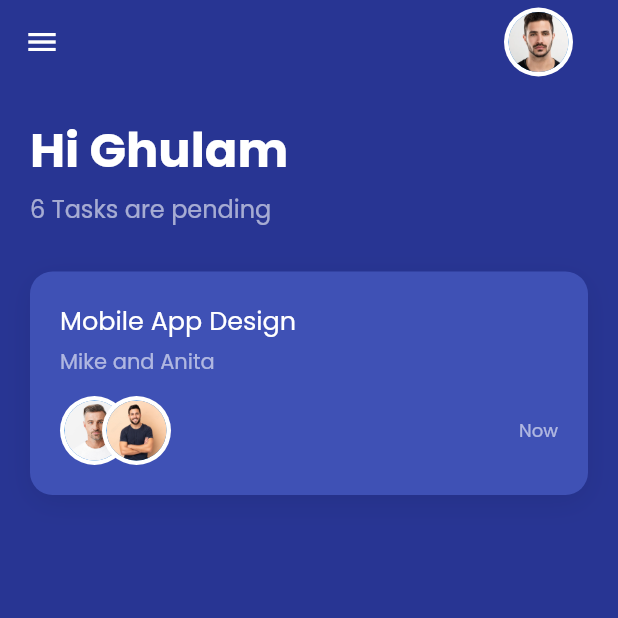
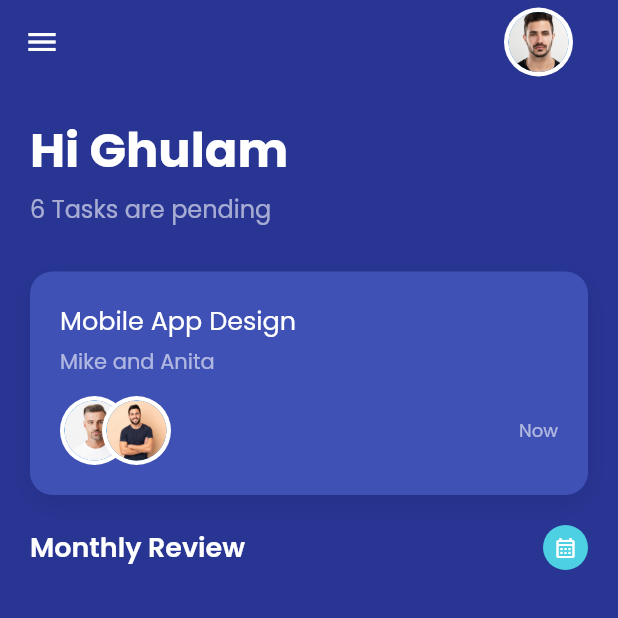
Before and after one commit to farhan-syah/flutter-training-18-Jul, a Flutter app: the HomeScreen screen opened directly, on a phone screen of 412 x 824 dp, the top half of it. Run offline on Flutter 3.47's test engine with Material 2 defaults, Android fonts, the phone set to English and light mode, and no system bars.

Commit message:
Add next row

```diff
--- a/lib/home.screen.dart
+++ b/lib/home.screen.dart
@@ -46,7 +46,48 @@ class HomeScreen extends StatelessWidget {
               style: TextStyle(fontSize: 16, color: textColor3),
             ),
             const SizedBox(height: 30),
+            const Container1(),
+            const SizedBox(height: 20),
+            Row(
+              children: [
+                Expanded(
+                  child: Text(
+                    'Monthly Review',
+                    style: TextStyle(
+                        color: textColor2,
+                        fontSize: 18,
+                        fontWeight: FontWeight.w600),
+                  ),
+                ),
                 Container(
+                  padding: const EdgeInsets.all(7),
+                  decoration: BoxDecoration(
+                    color: Colors.cyan.shade300,
+                    shape: BoxShape.circle,
+                  ),
+                  child: const Icon(
+                    Icons.calendar_month_outlined,
+                    size: 16,
+                    color: Colors.white,
+                  ),
+                )
+              ],
+            )
+          ],
+        ),
+      ),
+    );
+  }
+}
+
+class Container1 extends StatelessWidget {
+  const Container1({
+    Key? key,
+  }) : super(key: key);
+
+  @override
+  Widget build(BuildContext context) {
+    return Container(
       padding: const EdgeInsets.all(20),
       decoration: BoxDecoration(
           color: Colors.indigo,
@@ -81,13 +122,11 @@ class HomeScreen extends StatelessWidget {
                 child: Stack(
                   children: const [
                     ImageContainer(
-                                assetImagePath:
-                                    'assets/images/profilePic2.jpeg'),
+                        assetImagePath: 'assets/images/profilePic2.jpeg'),
                     Padding(
                       padding: EdgeInsets.only(left: 28),
                       child: ImageContainer(
-                                  assetImagePath:
-                                      'assets/images/profilePic3.jpeg'),
+                          assetImagePath: 'assets/images/profilePic3.jpeg'),
                     )
                   ],
                 ),
@@ -100,10 +139,6 @@ class HomeScreen extends StatelessWidget {
             ],
           )
         ],
-              ),
-            )
-          ],
-        ),
       ),
     );
   }
--- a/pubspec.yaml
+++ b/pubspec.yaml
@@ -95,3 +95,5 @@ flutter:
         - asset: assets/fonts/Poppins-Regular.ttf
         - asset: assets/fonts/Poppins-Bold.ttf
           weight: 700
+        - asset: assets/fonts/Poppins-SemiBold.ttf
+          weight: 600
```
Also changed, not shown: assets/fonts/Poppins-SemiBold.ttf (added). Lines whose indentation alone changed are shown as unchanged.
